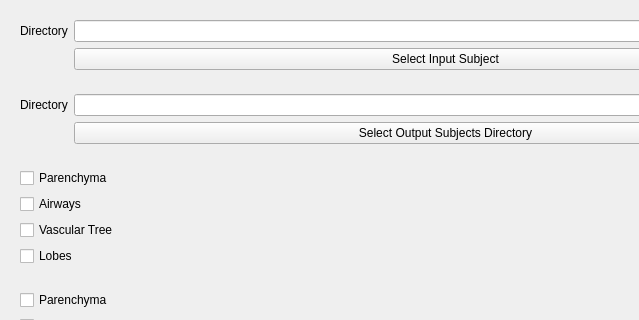
Before: the Qt Designer form Resources/UI/LungSegmentation.ui in FlorianDAVAUX/SlicerLungSegmentation, drawn with Qt 5; both pictures show x 0 to 639 and y 0 to 320 of the 837 by 697 pixel window.
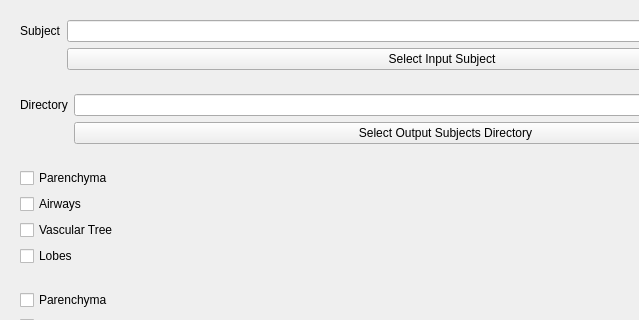
After: the same form once the commit is applied. Custom widgets are drawn as their Qt base class.

Patch:
```diff
--- a/Resources/UI/LungSegmentation.ui
+++ b/Resources/UI/LungSegmentation.ui
@@ -20,7 +20,7 @@
       <item row="0" column="0">
        <widget class="QLabel" name="labelInput">
         <property name="text">
-         <string>Directory</string>
+         <string>Subject</string>
         </property>
        </widget>
       </item>
```
